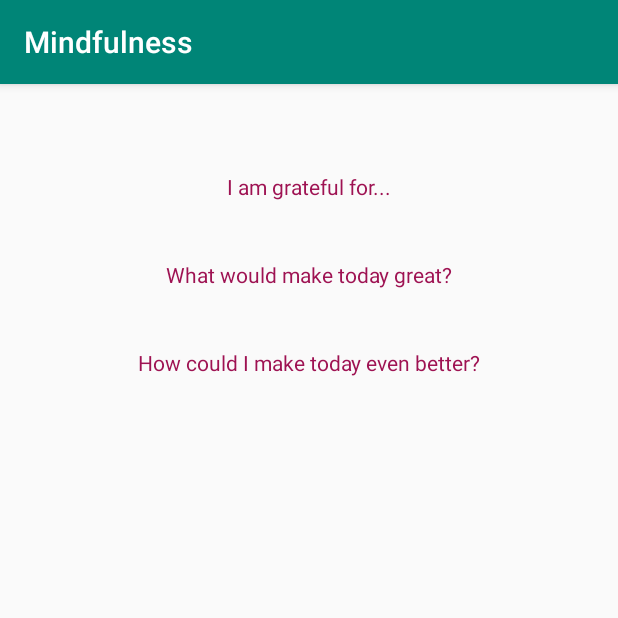
After one commit to StevennTran/Mindfulness, an Android app: the EditMessage screen opened directly, with no data from a screen before it, on a phone screen of 412 x 824 dp, the top half of it. The commit adds this screen. Run offline under Robolectric (Android 15) with nearby library versions, the phone set to English and light mode, and no system bars; 5 statements that could not run were skipped.

Commit message:
Added the ViewEntry Activity + minor layout changes

```diff
--- a/app/src/main/AndroidManifest.xml
+++ b/app/src/main/AndroidManifest.xml
@@ -11,15 +11,16 @@
         android:supportsRtl="true"
         android:theme="@style/AppTheme"
         tools:ignore="AllowBackup,GoogleAppIndexingWarning">
-        <activity android:name=".SleepActivity"></activity>
+        <activity android:name=".EditMessage"></activity>
+        <activity android:name=".SleepActivity" />
         <activity android:name=".MoodAdviceActivity" />
         <activity android:name=".MeditateActivity" />
         <activity android:name=".MoodActivity" />
         <activity android:name=".WaterActivity" />
         <activity android:name=".JournalActivity" />
-        <activity android:name=".RegisterActivity"
-            android:theme="@style/Theme.AppCompat.NoActionBar">
-            </activity>
+        <activity
+            android:name=".RegisterActivity"
+            android:theme="@style/Theme.AppCompat.NoActionBar"></activity>
         <activity android:name=".MainActivity" />
         <activity
             android:name=".LoginActivity"
--- a/app/src/main/java/com/example/mindfulness/DatabaseHelper.java
+++ b/app/src/main/java/com/example/mindfulness/DatabaseHelper.java
@@ -10,7 +10,7 @@ public class DatabaseHelper extends SQLiteOpenHelper {
 
 
     public static final String DATABASE_NAME = "MindfulDatabase";
-    public static final int VERSION_NUM = 8;
+    public static final int VERSION_NUM = 12;
     public static String USER_ID = "UserID";
     public static String TABLE_NAME = "Accounts";
     public static String USERNAME = "UserName";
--- /dev/null
+++ b/app/src/main/java/com/example/mindfulness/EditMessage.java
@@ -0,0 +1,43 @@
+package com.example.mindfulness;
+
+import androidx.appcompat.app.AppCompatActivity;
+
+import android.database.sqlite.SQLiteDatabase;
+import android.os.Bundle;
+import android.widget.TextView;
+
+public class EditMessage extends AppCompatActivity {
+    TextView dateText;
+    TextView message1;
+    TextView message2;
+    TextView message3;
+
+    String date;
+    String text1;
+    String text2;
+    String text3;
+
+    @Override
+    protected void onCreate(Bundle savedInstanceState) {
+        super.onCreate(savedInstanceState);
+        setContentView(R.layout.activity_edit_message);
+
+        Bundle bundle = getIntent().getExtras().getBundle("myMessage");
+        date = bundle.getString("date");
+        text1 = bundle.getString("message1");
+        text2 = bundle.getString("message2");
+        text3 = bundle.getString("message3");
+
+        dateText = findViewById(R.id.dateField);
+        dateText.setText(date);
+
+        message1 = findViewById(R.id.TextA1);
+        message1.setText(text1);
+
+        message2 = findViewById(R.id.TextA2);
+        message2.setText(text2);
+
+        message3 = findViewById(R.id.TextA3);
+        message3.setText(text3);
+    }
+}
--- a/app/src/main/java/com/example/mindfulness/JournalActivity.java
+++ b/app/src/main/java/com/example/mindfulness/JournalActivity.java
@@ -36,7 +36,8 @@ import java.util.Date;
 
 public class JournalActivity extends AppCompatActivity {
 
-    public ArrayList<String> myEntries = new ArrayList<String>();;
+    public ArrayList<String> myEntries = new ArrayList<String>();
+    public ArrayList<String> data = new ArrayList<String>();
     public ListView myListView;
     int userID;
     final String LOGINID = "LOGINID";
@@ -48,7 +49,7 @@ public class JournalActivity extends AppCompatActivity {
             super(ctx, 0);
         }
         public int getCount(){
-            return myEntries.size();
+            return myEntries.size() / 4;
         }
 
         public String getItem(int position){
@@ -88,21 +89,18 @@ public class JournalActivity extends AppCompatActivity {
         fragTrans.commit();
 
         submitButton = findViewById(R.id.button_writeJournal);
-        View.OnClickListener onClickListener = new View.OnClickListener() {
-            @Override
-            public void onClick(View v) {
-                String date = new SimpleDateFormat("dd-MM-yyyy").format(new Date());
-                myEntries.add(date);
-                myAdapter.notifyDataSetChanged();
-            }
-        };
-
-
 
         myListView.setOnItemClickListener(new AdapterView.OnItemClickListener() {
             @Override
             public void onItemClick(AdapterView<?> parent, View view,int position, long id) {
-                Intent intent = new Intent(JournalActivity.this, MainActivity.class);
+                Intent intent = new Intent(JournalActivity.this, EditMessage.class);
+                Bundle bundle = new Bundle();
+                bundle.putString("date",myEntries.get(position));
+                bundle.putString("message1",myEntries.get(position + 1));
+                bundle.putString("message2",myEntries.get(position + 2));
+                bundle.putString("message3",myEntries.get(position + 3));
+                intent.putExtra("myMessage", bundle);
+                startActivity(intent);
                 Log.i("HelloListView", "You clicked Item: " + id + " at position:" + position);
             }
         });
@@ -115,7 +113,13 @@ public class JournalActivity extends AppCompatActivity {
         myCursor.moveToFirst();
         while(!myCursor.isAfterLast()){
             String date = myCursor.getString(myCursor.getColumnIndex("Date"));
+            String message1 = myCursor.getString(myCursor.getColumnIndex("TextOne"));
+            String message2 = myCursor.getString(myCursor.getColumnIndex("TextTwo"));
+            String message3 = myCursor.getString(myCursor.getColumnIndex("TextThree"));
             myEntries.add(date);
+            myEntries.add(message1);
+            myEntries.add(message2);
+            myEntries.add(message3);
         }
         myCursor.close();
 
--- a/app/src/main/java/com/example/mindfulness/journal_entry.java
+++ b/app/src/main/java/com/example/mindfulness/journal_entry.java
@@ -114,6 +114,9 @@ public class journal_entry extends Fragment {
                 textA3.setText("");
 
                 myEntries.add(date);
+                myEntries.add(editTextA1);
+                myEntries.add(editTextA2);
+                myEntries.add(editTextA3);
                 myAdapter.notifyDataSetChanged();
             }
         });
--- a/app/src/main/res/drawable/layer_one.xml
+++ b/app/src/main/res/drawable/layer_one.xml
@@ -1,7 +1,7 @@
 <?xml version="1.0" encoding="utf-8"?>
 <shape xmlns:android="http://schemas.android.com/apk/res/android">
 
-    <gradient android:startColor="#41FF87"
+    <gradient android:startColor="#38C86D"
         android:endColor="#17713B"
         android:angle="-90"/>
 
--- a/app/src/main/res/drawable/layer_three.xml
+++ b/app/src/main/res/drawable/layer_three.xml
@@ -1,7 +1,7 @@
 <?xml version="1.0" encoding="utf-8"?>
 <shape xmlns:android="http://schemas.android.com/apk/res/android">
 
-    <gradient android:startColor="#35C3D6"
+    <gradient android:startColor="#2EABBC"
         android:endColor="#1F5C7E"
         android:angle="-90"/>
 
--- a/app/src/main/res/drawable/layer_two.xml
+++ b/app/src/main/res/drawable/layer_two.xml
@@ -2,7 +2,7 @@
 <shape xmlns:android="http://schemas.android.com/apk/res/android">
 
     <gradient android:startColor="#4177FF"
-        android:endColor="#4446D1"
+        android:endColor="#5153EC"
         android:angle="-90"/>
 
 </shape>
--- /dev/null
+++ b/app/src/main/res/layout/activity_edit_message.xml
@@ -0,0 +1,102 @@
+<?xml version="1.0" encoding="utf-8"?>
+<androidx.constraintlayout.widget.ConstraintLayout xmlns:android="http://schemas.android.com/apk/res/android"
+    xmlns:app="http://schemas.android.com/apk/res-auto"
+    xmlns:tools="http://schemas.android.com/tools"
+    android:layout_width="match_parent"
+    android:layout_height="match_parent"
+    tools:context=".EditMessage">
+
+    <TextView
+        android:id="@+id/dateField"
+        android:textColor="#9E1252"
+        android:textSize="36sp"
+        android:layout_width="match_parent"
+        android:layout_height="wrap_content"
+        android:layout_marginBottom="10dp"
+        android:ems="10"
+        android:gravity="start|top"
+        app:layout_constraintBottom_toTopOf="@+id/labelQ1"
+        app:layout_constraintEnd_toEndOf="parent"
+        app:layout_constraintStart_toStartOf="parent"
+        app:layout_constraintTop_toTopOf="parent" />
+
+
+    <TextView
+        android:id="@+id/labelQ1"
+        android:textColor="#9E1252"
+        android:layout_width="wrap_content"
+        android:layout_height="wrap_content"
+        android:layout_marginStart="150dp"
+        android:layout_marginEnd="150dp"
+        android:layout_marginBottom="10dp"
+        android:text="I am grateful for..."
+        app:layout_constraintBottom_toTopOf="@+id/TextA1"
+        app:layout_constraintTop_toBottomOf="@+id/dateField"
+        app:layout_constraintEnd_toEndOf="parent"
+        app:layout_constraintStart_toStartOf="parent"
+        app:layout_constraintTop_toTopOf="parent" />
+
+    <TextView
+        android:id="@+id/TextA1"
+        android:layout_width="match_parent"
+        android:layout_height="wrap_content"
+        android:layout_marginBottom="10dp"
+        android:ems="10"
+        android:gravity="center"
+        app:layout_constraintBottom_toTopOf="@+id/labelQ2"
+        app:layout_constraintEnd_toEndOf="parent"
+        app:layout_constraintStart_toStartOf="parent"
+        app:layout_constraintTop_toBottomOf="@+id/labelQ1"
+        android:backgroundTint="#2196F3" />
+
+    <TextView
+        android:id="@+id/labelQ2"
+        android:textColor="#9E1252"
+        android:layout_width="wrap_content"
+        android:layout_height="wrap_content"
+        android:layout_marginStart="150dp"
+        android:layout_marginEnd="150dp"
+        android:layout_marginBottom="10dp"
+        android:text="What would make today great?"
+        app:layout_constraintBottom_toTopOf="@+id/TextA2"
+        app:layout_constraintEnd_toEndOf="parent"
+        app:layout_constraintStart_toStartOf="parent"
+        app:layout_constraintTop_toBottomOf="@+id/TextA1" />
+
+    <TextView
+        android:id="@+id/TextA2"
+        android:layout_width="match_parent"
+        android:layout_height="wrap_content"
+        android:layout_marginBottom="10dp"
+        android:ems="10"
+        android:gravity="center"
+        app:layout_constraintBottom_toTopOf="@+id/labelQ3"
+        app:layout_constraintEnd_toEndOf="parent"
+        app:layout_constraintStart_toStartOf="parent"
+        app:layout_constraintTop_toBottomOf="@+id/labelQ2"
+        android:backgroundTint="#2196F3" />
+
+    <TextView
+        android:id="@+id/labelQ3"
+        android:layout_width="wrap_content"
+        android:layout_height="wrap_content"
+        android:layout_marginBottom="10dp"
+        android:textColor="#9E1252"
+        android:text="How could I make today even better?"
+        app:layout_constraintBottom_toTopOf="@+id/TextA3"
+        app:layout_constraintEnd_toEndOf="parent"
+        app:layout_constraintStart_toStartOf="parent"
+        app:layout_constraintTop_toBottomOf="@+id/TextA2" />
+
+    <TextView
+        android:id="@+id/TextA3"
+        android:layout_width="match_parent"
+        android:layout_height="wrap_content"
+        android:layout_marginBottom="10dp"
+        android:ems="10"
+        android:gravity="center"
+        app:layout_constraintEnd_toEndOf="parent"
+        app:layout_constraintStart_toStartOf="parent"
+        app:layout_constraintTop_toBottomOf="@+id/labelQ3"
+        android:backgroundTint="#2196F3" />
+</androidx.constraintlayout.widget.ConstraintLayout>
--- a/app/src/main/res/layout/fragment_login_credentials.xml
+++ b/app/src/main/res/layout/fragment_login_credentials.xml
@@ -23,6 +23,7 @@
         android:layout_width="wrap_content"
         android:layout_height="wrap_content"
         android:layout_marginTop="20dp"
+        android:textSize="18sp"
         android:text="Not registered? "
         android:textColor="#000000"
         app:layout_constraintBottom_toBottomOf="parent"
@@ -39,6 +40,7 @@
         android:layout_marginTop="20dp"
         android:layout_marginEnd="10dp"
         android:clickable="true"
+        android:textSize="18sp"
         android:text="Sign up"
         android:textColor="#2196F3"
         app:layout_constraintBottom_toBottomOf="parent"
@@ -81,6 +83,7 @@
         android:layout_width="wrap_content"
         android:layout_height="wrap_content"
         android:layout_marginBottom="2dp"
+        android:textSize="20sp"
         android:text="@string/LoginText"
         android:textColor="#000000"
         app:layout_constraintBottom_toTopOf="@+id/emailText"
@@ -93,6 +96,7 @@
         android:layout_width="wrap_content"
         android:layout_height="wrap_content"
         android:text="@string/PasswordText"
+        android:textSize="20sp"
         android:textColor="#000000"
         app:layout_constraintBottom_toTopOf="@+id/editText"
         app:layout_constraintEnd_toEndOf="parent"
```
